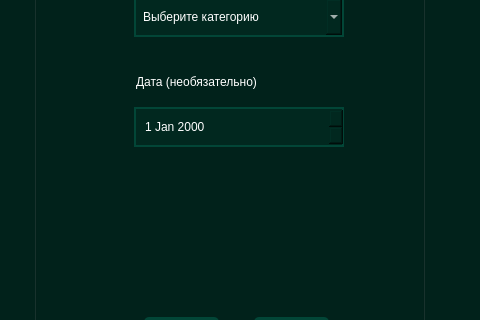
Before: the Qt Designer form mainwindow.ui in jervissss/Educational-project-Cost-income-accounting, drawn with Qt 5; both pictures show x 346 to 826 and y 423 to 743 of the 1152 by 864 pixel window.
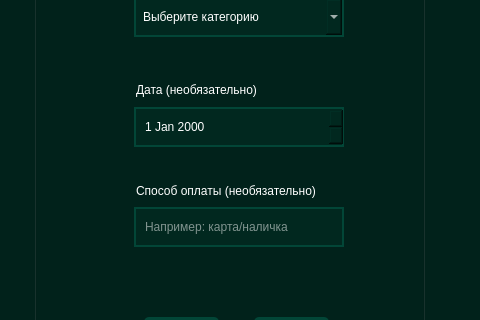
After: the same form once the commit is applied. The open tabs and pages were chosen to show the change. Icons and pictures are not drawn.

Commit message: Добавление в БД доп. операций прибыли/расходов

```diff
--- a/mainwindow.ui
+++ b/mainwindow.ui
@@ -1455,7 +1455,7 @@
        <property name="geometry">
         <rect>
          <x>102</x>
-         <y>417</y>
+         <y>425</y>
          <width>141</width>
          <height>16</height>
         </rect>
@@ -1486,6 +1486,44 @@
 </string>
        </property>
       </widget>
+      <widget class="QLineEdit" name="ExpensePaymentLE">
+       <property name="geometry">
+        <rect>
+         <x>100</x>
+         <y>550</y>
+         <width>210</width>
+         <height>40</height>
+        </rect>
+       </property>
+       <property name="styleSheet">
+        <string notr="true">background-color: rgb(1, 40, 31);
+border-radius: 1 px;
+border: 2px solid#aaa;
+border-color: rgb(2, 70, 55);
+padding-left: 7px;
+font: 11pt &quot;Calibri&quot;;
+</string>
+       </property>
+       <property name="placeholderText">
+        <string>Например: карта/наличка</string>
+       </property>
+      </widget>
+      <widget class="QLabel" name="ExpensePaymentLbl">
+       <property name="geometry">
+        <rect>
+         <x>102</x>
+         <y>526</y>
+         <width>211</width>
+         <height>16</height>
+        </rect>
+       </property>
+       <property name="styleSheet">
+        <string notr="true">font: 11pt &quot;Calibri&quot;;</string>
+       </property>
+       <property name="text">
+        <string>Способ оплаты (необязательно)</string>
+       </property>
+      </widget>
      </widget>
     </widget>
    </widget>
```
Left out of the diff: 38 changed lines with no effect on the pictures. The commit also changes 2 other files.
